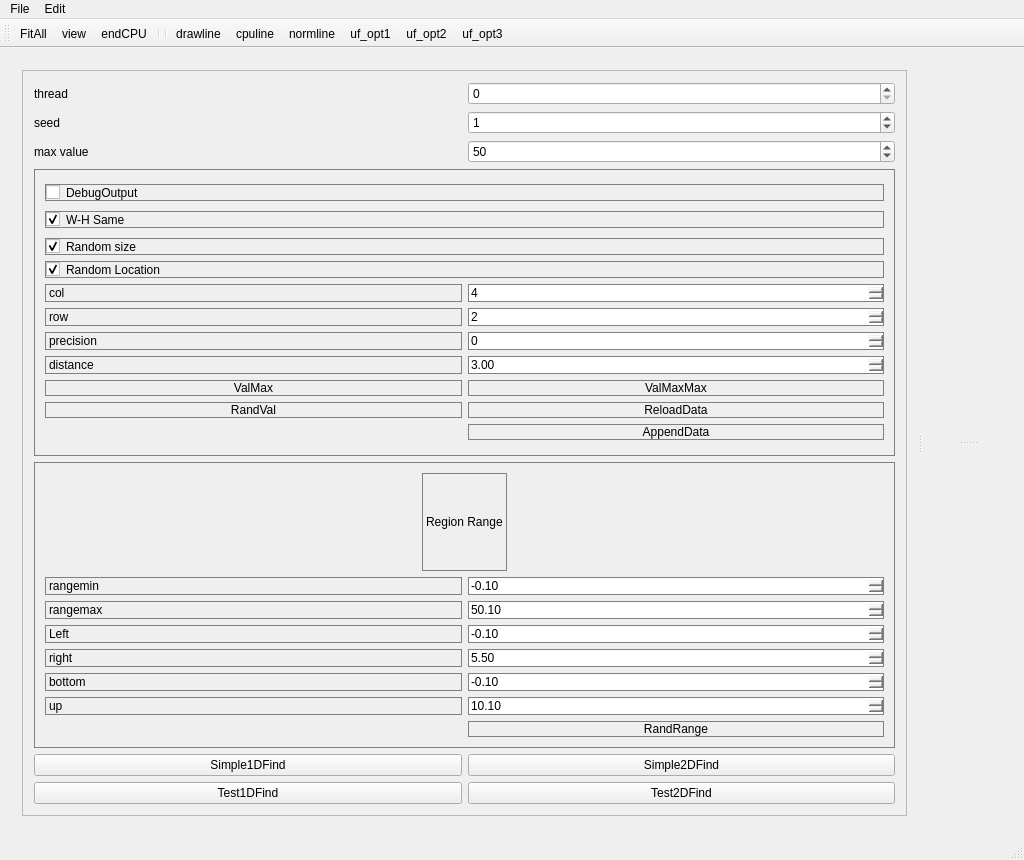
Old version of the form src/MainWindowOcc.ui in the repository WisdomToNorth/OccDemo.
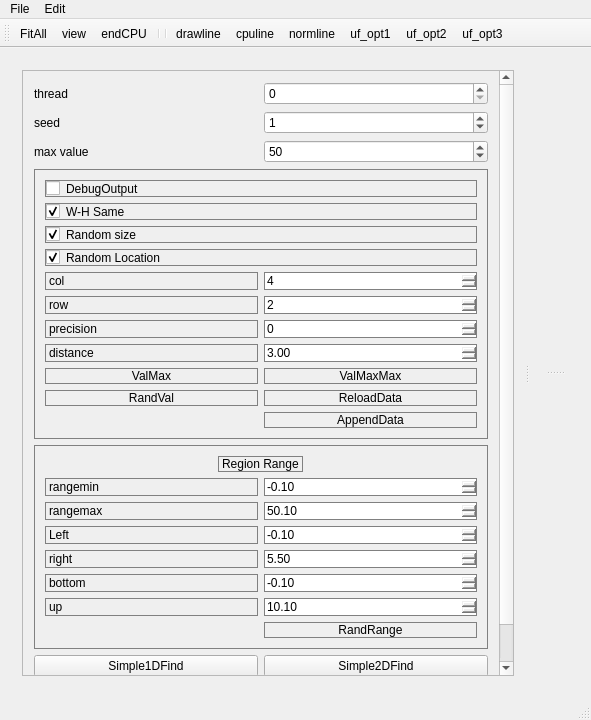
New version of the form.

Diff of the .ui file:
```diff
--- a/src/MainWindowOcc.ui
+++ b/src/MainWindowOcc.ui
@@ -6,8 +6,8 @@
    <rect>
     <x>0</x>
     <y>0</y>
-    <width>1024</width>
-    <height>860</height>
+    <width>591</width>
+    <height>720</height>
    </rect>
   </property>
   <property name="windowTitle">
@@ -43,9 +43,9 @@
            <property name="geometry">
             <rect>
              <x>0</x>
-             <y>0</y>
-             <width>971</width>
-             <height>759</height>
+             <y>-142</y>
+             <width>503</width>
+             <height>740</height>
             </rect>
            </property>
            <layout class="QVBoxLayout" name="verticalLayout">
@@ -480,8 +480,8 @@
     <rect>
      <x>0</x>
      <y>0</y>
-     <width>1024</width>
-     <height>21</height>
+     <width>591</width>
+     <height>26</height>
     </rect>
    </property>
    <widget class="QMenu" name="menuFile">
```
Left out of the diff: 63 changed lines with no effect on the pictures.
